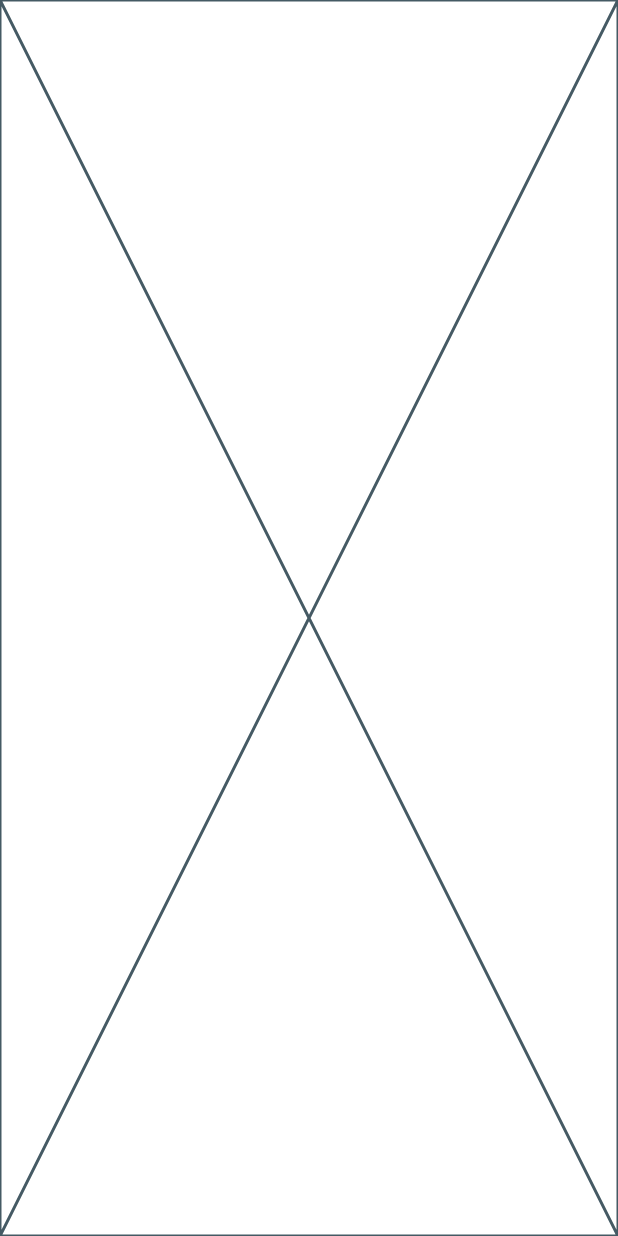
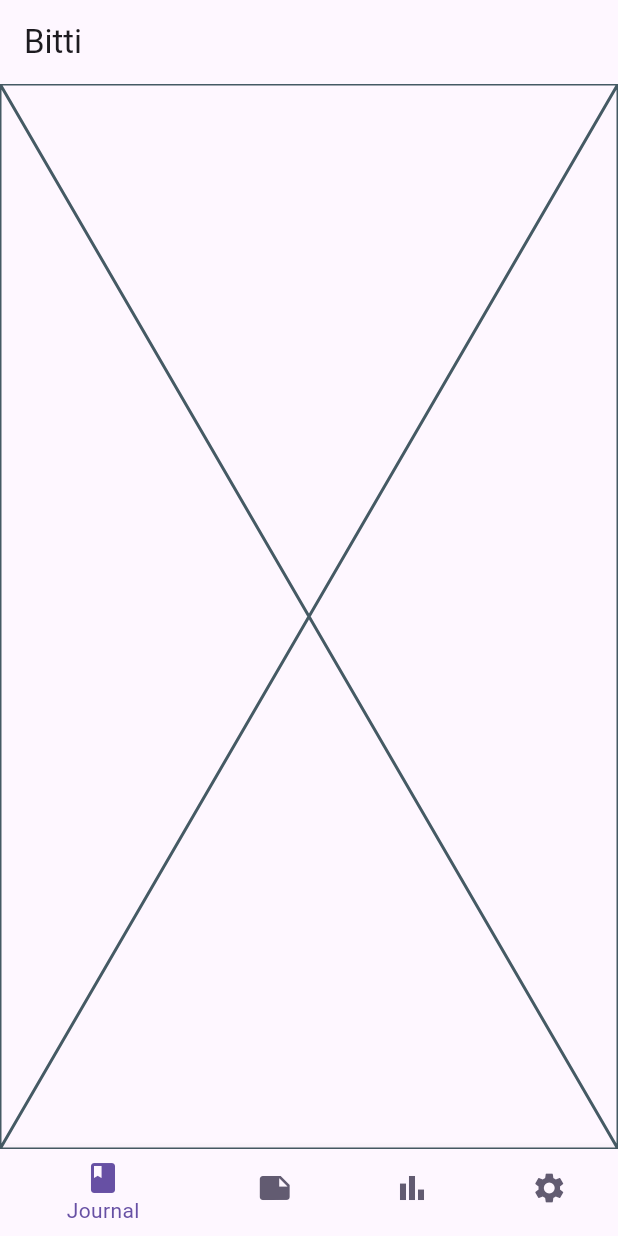
Before and after one commit to mitjaimmonen/bitti, a Flutter app: the screen it shows after launch, on a phone screen of 412 x 824 dp. Run offline on Flutter 3.47's test engine with Material 3 defaults, Android fonts, the phone set to English and light mode, and no system bars; our stand-ins replace either_dart, get_it, go_router; generated files the repository leaves out were written again.

Commit message:
feat: stateful shell routes, bottom navigation

```diff
--- a/lib/application/configuration/router.dart
+++ b/lib/application/configuration/router.dart
@@ -1,11 +1,72 @@
-import 'package:bitti/application/screens/journal_screen.dart';
+import 'package:bitti/application/screens/main_screen/main_screen.dart';
+import 'package:bitti/application/screens/main_screen/main_screen_journal_shell.dart';
+import 'package:bitti/application/screens/main_screen/main_screen_notes_shell.dart';
+import 'package:bitti/application/screens/main_screen/main_screen_settings_shell.dart';
+import 'package:bitti/application/screens/main_screen/main_screen_stats_shell.dart';
+import 'package:bitti/domain/entities/screen_config_entity.dart';
+import 'package:flutter/material.dart';
 import 'package:go_router/go_router.dart';
 
+final _rootNavigatorKey = GlobalKey<NavigatorState>();
+
+final List<ScreenShellConfigEntity> _shellConfigs = [
+  MainScreenJournalShell.config,
+  MainScreenNotesShell.config,
+  MainScreenStatsShell.config,
+  MainScreenSettingsShell.config,
+];
+
+final List<StatefulShellBranch> _shellBranches = [
+  StatefulShellBranch(
+    routes: [
+      GoRoute(
+        path: MainScreenJournalShell.config.routePath,
+        name: MainScreenJournalShell.config.title,
+        builder: (context, state) => const MainScreenJournalShell(),
+      ),
+    ],
+  ),
+  StatefulShellBranch(
+    routes: [
+      GoRoute(
+        path: MainScreenNotesShell.config.routePath,
+        name: MainScreenNotesShell.config.title,
+        builder: (context, state) => const MainScreenNotesShell(),
+      ),
+    ],
+  ),
+  StatefulShellBranch(
+    routes: [
+      GoRoute(
+        path: MainScreenStatsShell.config.routePath,
+        name: MainScreenStatsShell.config.title,
+        builder: (context, state) => const MainScreenStatsShell(),
+      ),
+    ],
+  ),
+  StatefulShellBranch(
+    routes: [
+      GoRoute(
+        path: MainScreenSettingsShell.config.routePath,
+        name: MainScreenSettingsShell.config.title,
+        builder: (context, state) => const MainScreenSettingsShell(),
+      ),
+    ],
+  ),
+];
+
 final router = GoRouter(
+  navigatorKey: _rootNavigatorKey,
+  initialLocation: _shellConfigs.first.routePath,
   routes: [
-    GoRoute(
-      path: '/',
-      builder: (context, state) => const JournalScreen(),
+    StatefulShellRoute.indexedStack(
+      builder: (context, state, navigationShell) {
+        return MainScreen(
+          shell: navigationShell,
+          shellConfigs: _shellConfigs,
+        );
+      },
+      branches: _shellBranches,
     ),
   ],
 );
--- a/lib/application/screens/journal_screen.dart
+++ /dev/null
@@ -1,10 +0,0 @@
-import 'package:flutter/material.dart';
-
-class JournalScreen extends StatelessWidget {
-  const JournalScreen({super.key});
-
-  @override
-  Widget build(BuildContext context) {
-    return const Placeholder();
-  }
-}
--- /dev/null
+++ b/lib/application/screens/main_screen/main_screen.dart
@@ -0,0 +1,43 @@
+import 'package:bitti/domain/entities/screen_config_entity.dart';
+import 'package:flutter/material.dart';
+import 'package:go_router/go_router.dart';
+
+class MainScreen extends StatelessWidget {
+  const MainScreen({
+    super.key,
+    required this.shell,
+    required this.shellConfigs,
+  });
+
+  final StatefulNavigationShell shell;
+  final List<ScreenShellConfigEntity> shellConfigs;
+
+  void _onItemTapped(int index) {
+    shell.goBranch(index);
+  }
+
+  @override
+  Widget build(BuildContext context) {
+    return Scaffold(
+      appBar: AppBar(
+        title: const Text('Bitti'),
+      ),
+      bottomNavigationBar: BottomNavigationBar(
+        backgroundColor: Theme.of(context).colorScheme.surfaceContainer,
+        selectedItemColor: Theme.of(context).colorScheme.primary,
+        unselectedItemColor: Theme.of(context).colorScheme.secondary,
+        currentIndex: shell.currentIndex,
+        onTap: _onItemTapped,
+        items: shellConfigs
+            .map(
+              (config) => BottomNavigationBarItem(
+                icon: Icon(config.icon),
+                label: config.title,
+              ),
+            )
+            .toList(),
+      ),
+      body: shell,
+    );
+  }
+}
--- /dev/null
+++ b/lib/application/screens/main_screen/main_screen_journal_shell.dart
@@ -0,0 +1,17 @@
+import 'package:bitti/domain/entities/screen_config_entity.dart';
+import 'package:flutter/material.dart';
+
+class MainScreenJournalShell extends StatelessWidget {
+  const MainScreenJournalShell({super.key});
+
+  static const config = ScreenShellConfigEntity(
+    title: 'Journal',
+    routePath: '/journal',
+    icon: Icons.book,
+  );
+
+  @override
+  Widget build(BuildContext context) {
+    return const Placeholder();
+  }
+}
--- a/lib/domain/entities/entity.dart
+++ b/lib/domain/entities/entity.dart
@@ -1 +1,3 @@
-abstract class Entity {}
+abstract class Entity {
+  const Entity();
+}
--- /dev/null
+++ b/lib/domain/entities/screen_config_entity.dart
@@ -0,0 +1,22 @@
+import 'package:bitti/domain/entities/entity.dart';
+import 'package:flutter/cupertino.dart';
+
+class ScreenConfigEntity extends Entity {
+  final String title;
+  final String routePath;
+
+  const ScreenConfigEntity({
+    required this.title,
+    required this.routePath,
+  });
+}
+
+class ScreenShellConfigEntity extends ScreenConfigEntity {
+  final IconData icon;
+
+  const ScreenShellConfigEntity({
+    required super.title,
+    required super.routePath,
+    required this.icon,
+  });
+}
```
Also changed, not shown: lib/application/screens/main_screen/main_screen_notes_shell.dart (added, +17 -0 lines), lib/application/screens/main_screen/main_screen_settings_shell.dart (added, +17 -0 lines), lib/application/screens/main_screen/main_screen_stats_shell.dart (added, +17 -0 lines), lib/application/screens/notes_screen.dart (deleted), lib/application/screens/settings_screen.dart (deleted), pubspec.lock.
